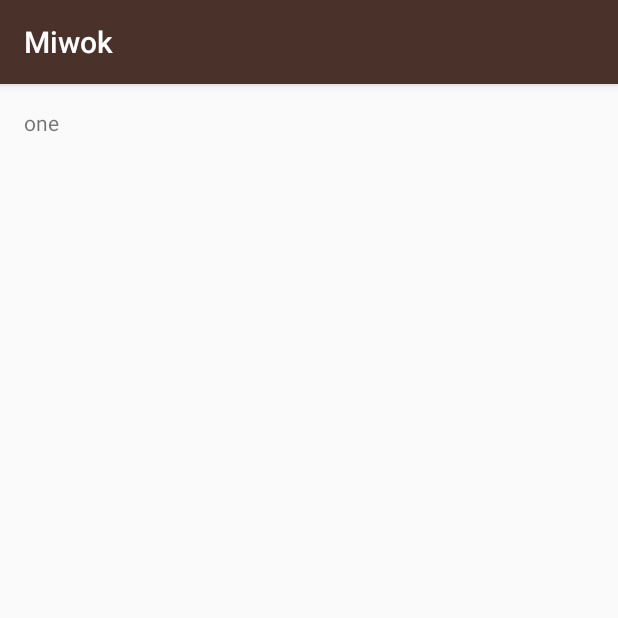
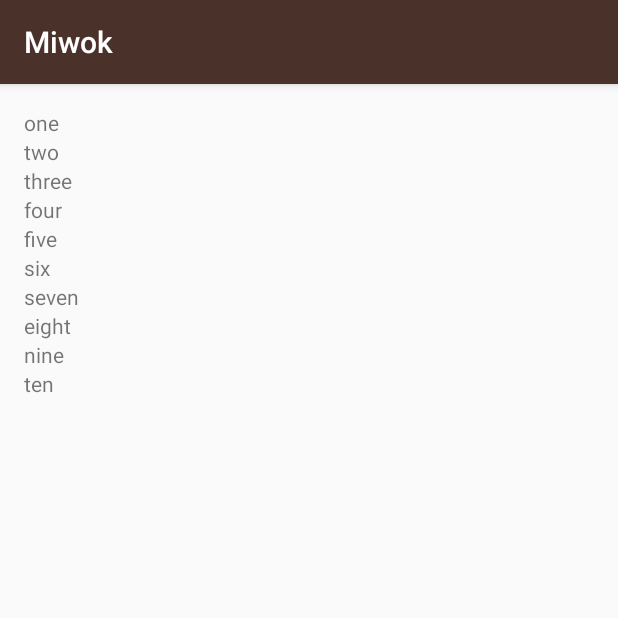
Before and after one commit to foleydil/Udacity_Miwok, an Android app: the NumbersActivity screen opened directly, with no data from a screen before it, on a phone screen of 412 x 824 dp, the top half of it. Run offline under Robolectric (Android 15) with nearby library versions, the phone set to English and light mode, and no system bars.

Commit message:
Add while loop to NumbersActivity to display "one" - "ten"

```diff
--- a/ud839_Miwok/app/src/main/java/com/example/android/miwok/NumbersActivity.java
+++ b/ud839_Miwok/app/src/main/java/com/example/android/miwok/NumbersActivity.java
@@ -27,8 +27,13 @@ public class NumbersActivity extends AppCompatActivity {
         words.add("ten");
 
         LinearLayout rootView = (LinearLayout)findViewById(R.id.rootView);
-        TextView wordView = new TextView(this);
-        wordView.setText(words.get(0));
-        rootView.addView(wordView);
+
+        int x = 0;
+        while (x < words.size()) {
+            TextView wordView = new TextView(this);
+            wordView.setText(words.get(x));
+            rootView.addView(wordView);
+            x ++;
+        }
     }
 }
```
